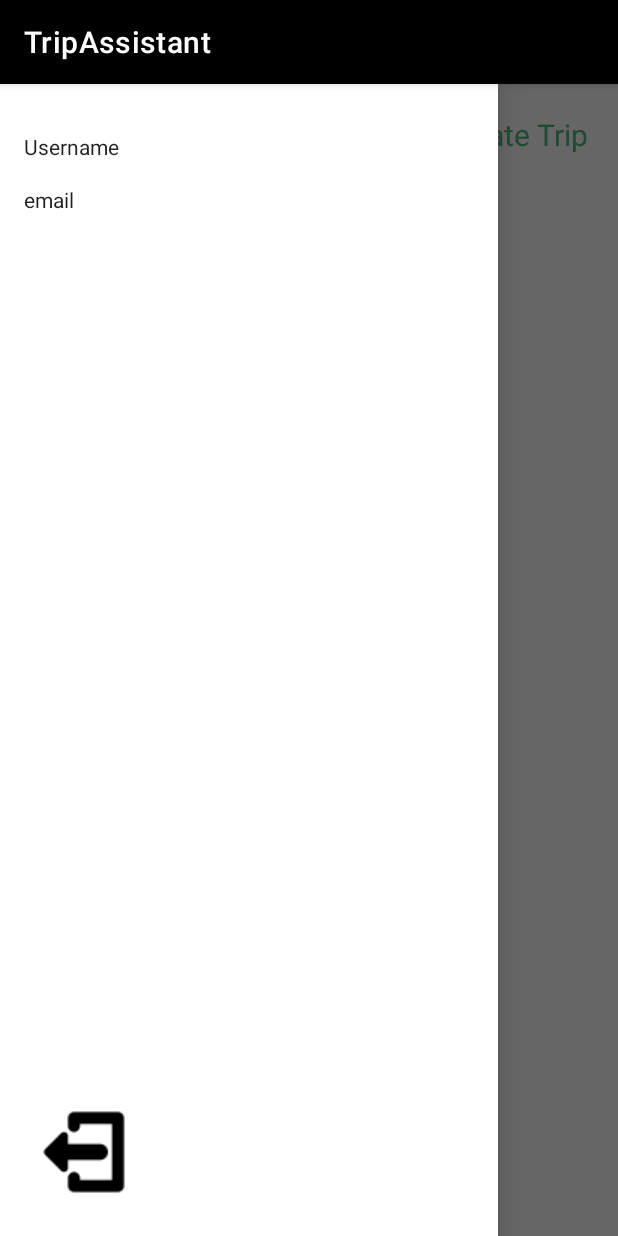
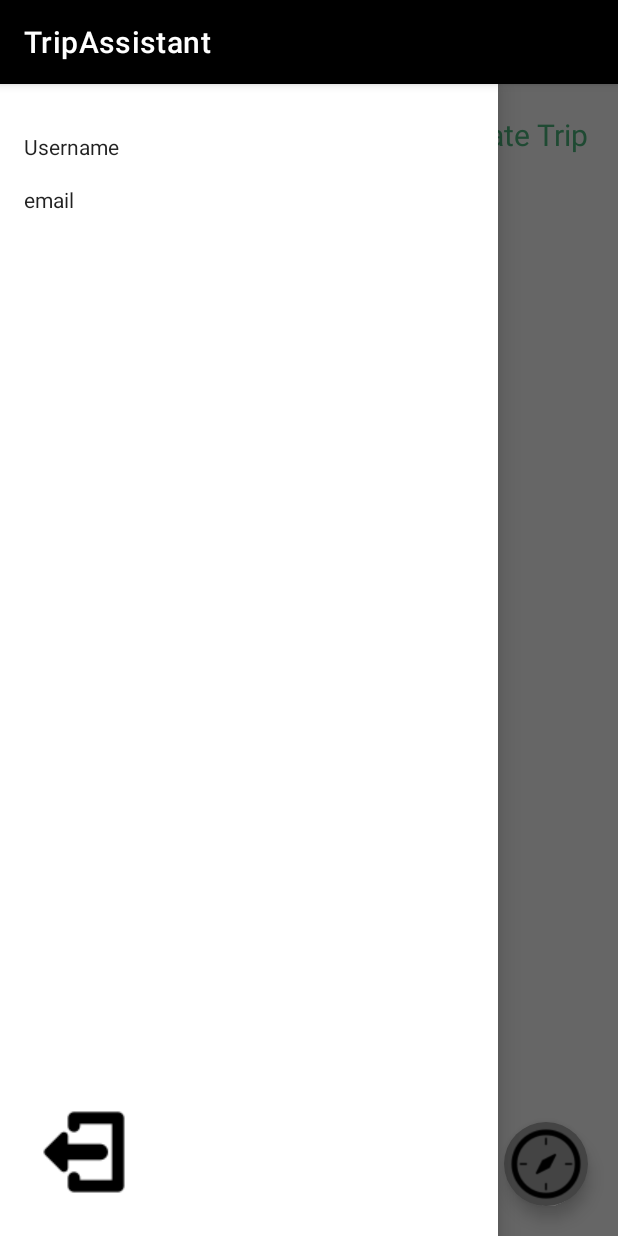
Before and after one commit to tf-cheung/TripTripAssistant, an Android app: the screen it shows after launch once a user with an empty profile is signed in (DisplayTripActivity), with the side drawer open, on a phone screen of 412 x 824 dp. Run offline under Robolectric (Android 15) with nearby library versions, the phone set to English and light mode, and no system bars; our stand-ins replace Firebase (no records; nobody signed in at launch, a user with empty details on screens opened directly).

Commit message:
added explore button

```diff
--- a/app/src/main/java/com/example/tripassistant/DisplayTripActivity.java
+++ b/app/src/main/java/com/example/tripassistant/DisplayTripActivity.java
@@ -37,6 +37,7 @@ import com.example.tripassistant.models.User;
 import com.google.android.gms.tasks.Task;
 import com.google.android.gms.tasks.TaskCompletionSource;
 import com.google.android.material.bottomnavigation.BottomNavigationView;
+import com.google.android.material.floatingactionbutton.FloatingActionButton;
 import com.google.android.material.navigation.NavigationBarView;
 import com.google.firebase.auth.FirebaseAuth;
 import com.google.firebase.auth.FirebaseUser;
@@ -94,13 +95,12 @@ public class DisplayTripActivity extends AppCompatActivity {
 
         DrawerLayout drawerLayout = findViewById(R.id.drawer_layout);
         ImageButton menuButton = findViewById(R.id.menu_button);
-        Button epButton = findViewById(R.id.explore_button);
+        FloatingActionButton epButton = findViewById(R.id.explore_button);
 
         menuButton.setOnClickListener(view -> drawerLayout.openDrawer(GravityCompat.START));
         epButton.setOnClickListener(view -> {
             Intent intent = new Intent(DisplayTripActivity.this, ExploreActivity.class);
             startActivity(intent);
-            finish();
         });
 
 
@@ -223,21 +223,6 @@ public class DisplayTripActivity extends AppCompatActivity {
                     public void onCancelled(@NonNull DatabaseError databaseError) {
                     }
                 });
-
-
-
-
-
-
-
-
-
-
-
-
-
-
-
                 progressDialog.dismiss(); // 数据加载完成后关闭Dialog
             }
 
@@ -263,6 +248,11 @@ public class DisplayTripActivity extends AppCompatActivity {
     public void onBackPressed() {
         // Do nothing, effectively disabling the back button.
     }
-
+    protected void onDestroy() {
+        super.onDestroy();
+        if (progressDialog != null && progressDialog.isShowing()) {
+            progressDialog.dismiss();
+        }
+    }
 
 }
--- a/app/src/main/res/layout/activity_display_trip.xml
+++ b/app/src/main/res/layout/activity_display_trip.xml
@@ -20,18 +20,6 @@
             app:layout_constraintTop_toTopOf="parent"
             android:layout_margin="10dp" />
 
-        <Button
-            android:id="@+id/explore_button"
-            android:layout_width="wrap_content"
-            android:layout_height="wrap_content"
-            android:layout_marginTop="16dp"
-            android:textColor="#4FBA7F"
-            android:textSize="20sp"
-            android:onClick="goToExplore"
-            app:layout_constraintEnd_toStartOf="@id/create_button"
-            app:layout_constraintTop_toTopOf="parent"
-            android:layout_margin="20dp" />
-
         <TextView
             android:id="@+id/create_button"
             android:layout_width="wrap_content"
@@ -51,6 +39,20 @@
             android:padding="5dp"
             android:scrollbars="vertical"
             app:layout_constraintTop_toBottomOf="@id/menu_button" />
+
+        <com.google.android.material.floatingactionbutton.FloatingActionButton
+            android:id="@+id/explore_button"
+            android:layout_width="wrap_content"
+            android:layout_height="wrap_content"
+            android:src="@drawable/ic_explore"
+            app:tint="@null"
+            app:maxImageSize="48dp"
+            app:backgroundTint="@android:color/darker_gray"
+            app:borderWidth="0dp"
+            app:layout_constraintBottom_toBottomOf="parent"
+            app:layout_constraintEnd_toEndOf="parent"
+            android:layout_margin="20dp" />
+
 
     </androidx.constraintlayout.widget.ConstraintLayout>
 
```
Also changed, not shown: app/src/main/res/drawable/ic_explore.png (added).
